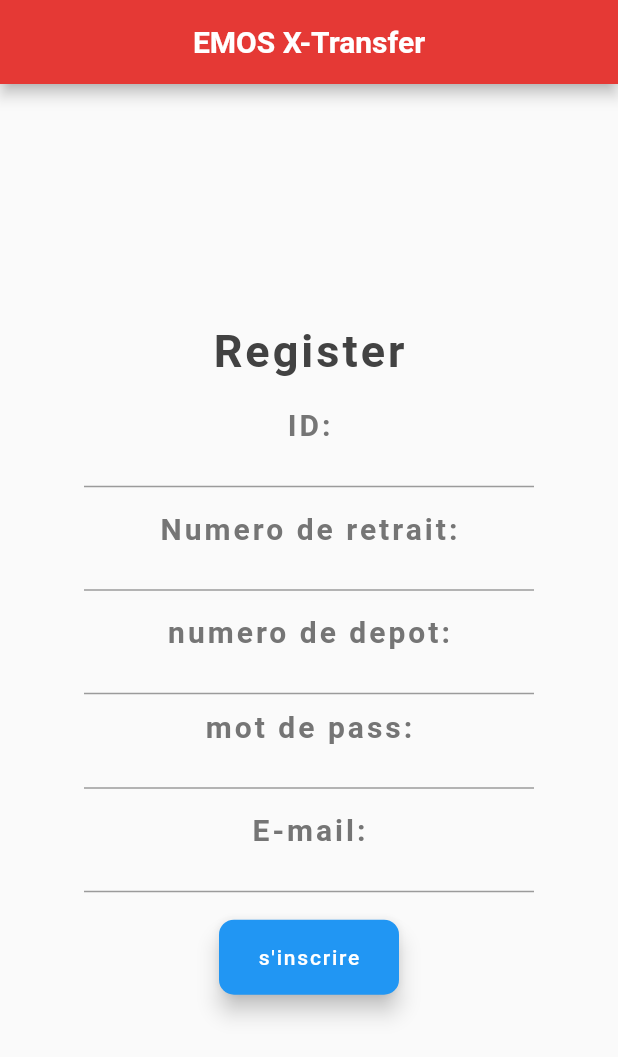
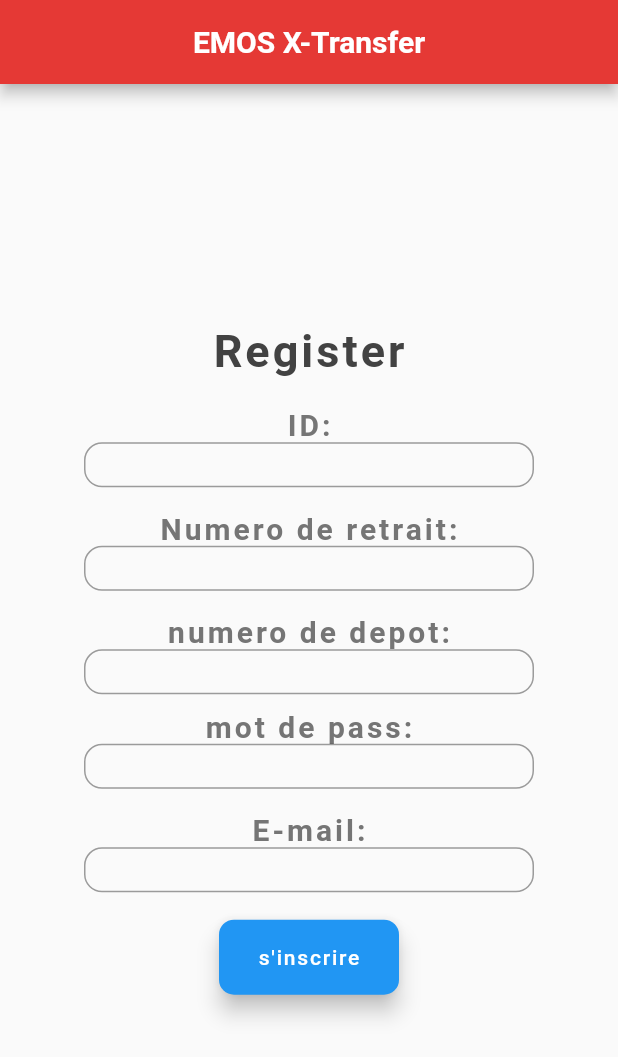
Before and after one commit to SyRachid/mynewapp, a Flutter app: the screen it shows after launch, on a phone screen of 412 x 824 dp. Shown: the top 1057 px of the screen. Run offline on Flutter 3.47's test engine with Material 2 defaults, Android fonts, the phone set to English and light mode, and no system bars.

Commit message:
ajout des fonctions gestion des entrées du formaulaire

```diff
--- a/lib/FormController.dart
+++ b/lib/FormController.dart
@@ -1,5 +1,14 @@
+library FormController;
 import 'package:flutter/material.dart';
 import 'package:flutter/cupertino.dart';
 
 
-TextEditingController _controller = TextEditingController();
+//TextEditingController _controller = TextEditingController();
+
+void CheckId(String value){
+  if (int.tryParse(value) == null || (int.tryParse(value) !=null && value.length !=9)){
+    //print ('Saisies Invalides.');
+    setState()
+
+  }
+}
--- a/lib/main.dart
+++ b/lib/main.dart
@@ -50,6 +50,20 @@ class Home extends StatelessWidget{
                   child:TextFormField(
                     controller:_controller,
                     onChanged: CheckId,
+                    textAlign: TextAlign.center,
+                    style: TextStyle(
+                        fontWeight: FontWeight.normal,
+                        letterSpacing: 1.0,
+
+                    ),
+                    decoration: InputDecoration(
+                      border:OutlineInputBorder(
+                        borderRadius: BorderRadius.circular(12.0),
+                        borderSide: BorderSide(
+                          width: 3.0,
+                        )
+                      )
+                    ),
                     //ajout des attributs pour le champs de saisie)
             ),
                 ),
@@ -64,6 +78,20 @@ class Home extends StatelessWidget{
                     width:300,
                     height:30,
                     child:TextFormField(
+                      textAlign: TextAlign.center,
+                      style: TextStyle(
+                        fontWeight: FontWeight.normal,
+                        letterSpacing: 1.0,
+
+                      ),
+                      decoration: InputDecoration(
+                          border:OutlineInputBorder(
+                              borderRadius: BorderRadius.circular(12.0),
+                              borderSide: BorderSide(
+                                width: 3.0,
+                              )
+                          )
+                      ),
                       //ajout des attributs pour le champs de saisie)
                     ),
                   ),
@@ -78,6 +106,20 @@ class Home extends StatelessWidget{
                     width:300,
                     height:30,
                     child:TextFormField(
+                      textAlign: TextAlign.center,
+                      style: TextStyle(
+                        fontWeight: FontWeight.normal,
+                        letterSpacing: 1.0,
+
+                      ),
+                      decoration: InputDecoration(
+                          border:OutlineInputBorder(
+                              borderRadius: BorderRadius.circular(12.0),
+                              borderSide: BorderSide(
+                                width: 3.0,
+                              )
+                          )
+                      ),
                       //ajout des attributs pour le champs de saisie)
                     ),
                   ),
@@ -93,6 +135,20 @@ class Home extends StatelessWidget{
                     width:300,
                     height:30,
                     child:TextFormField(
+                      textAlign: TextAlign.center,
+                      style: TextStyle(
+                        fontWeight: FontWeight.normal,
+                        letterSpacing: 1.0,
+
+                      ),
+                      decoration: InputDecoration(
+                          border:OutlineInputBorder(
+                              borderRadius: BorderRadius.circular(12.0),
+                              borderSide: BorderSide(
+                                width: 3.0,
+                              )
+                          )
+                      ),
                       //ajout des attributs pour le champs de saisie)
                     ),
                   ),
@@ -108,6 +164,20 @@ class Home extends StatelessWidget{
                     width:300,
                     height:30,
                     child:TextFormField(
+                      textAlign: TextAlign.center,
+                      style: TextStyle(
+                        fontWeight: FontWeight.normal,
+                        letterSpacing: 1.0,
+
+                      ),
+                      decoration: InputDecoration(
+                          border:OutlineInputBorder(
+                              borderRadius: BorderRadius.circular(12.0),
+                              borderSide: BorderSide(
+                                width: 3.0,
+                              )
+                          )
+                      ),
                       //ajout des attributs pour le champs de saisie)
                     ),
                   ),
@@ -136,11 +206,4 @@ class Home extends StatelessWidget{
   }
   TextEditingController _controller = TextEditingController();
 
-  void CheckId(String value){
-  if (int.tryParse(value) == null || (int.tryParse(value) !=null && value.length !=9)){
-  print ('Saisies Invalides.');
-
-  }
-  }
-
 }
```
